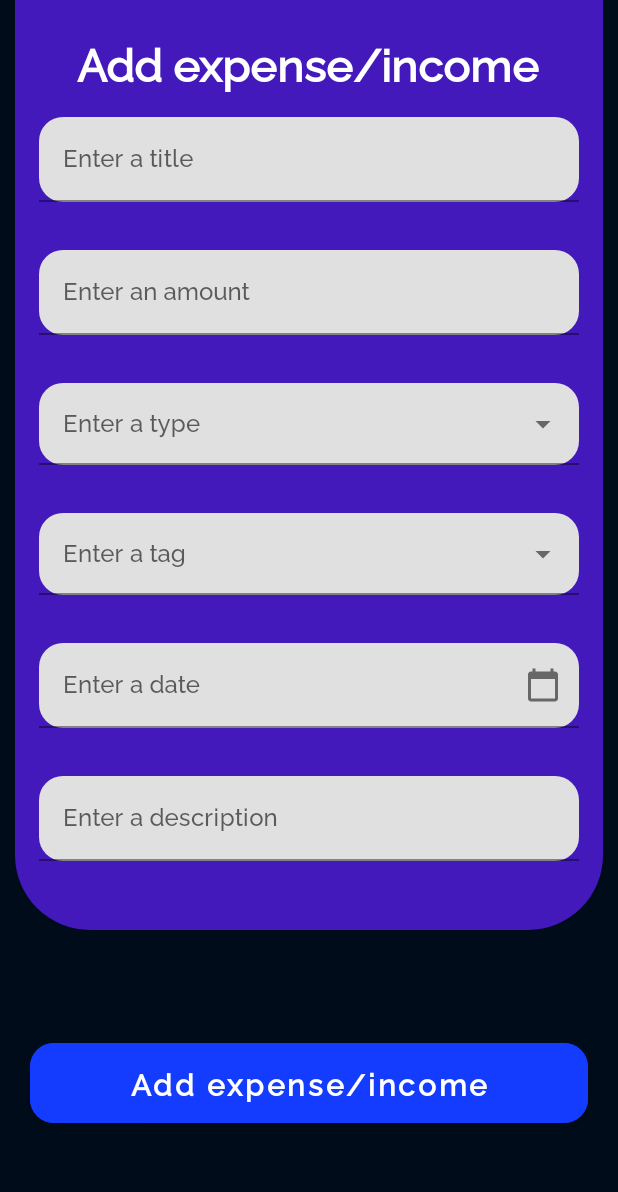
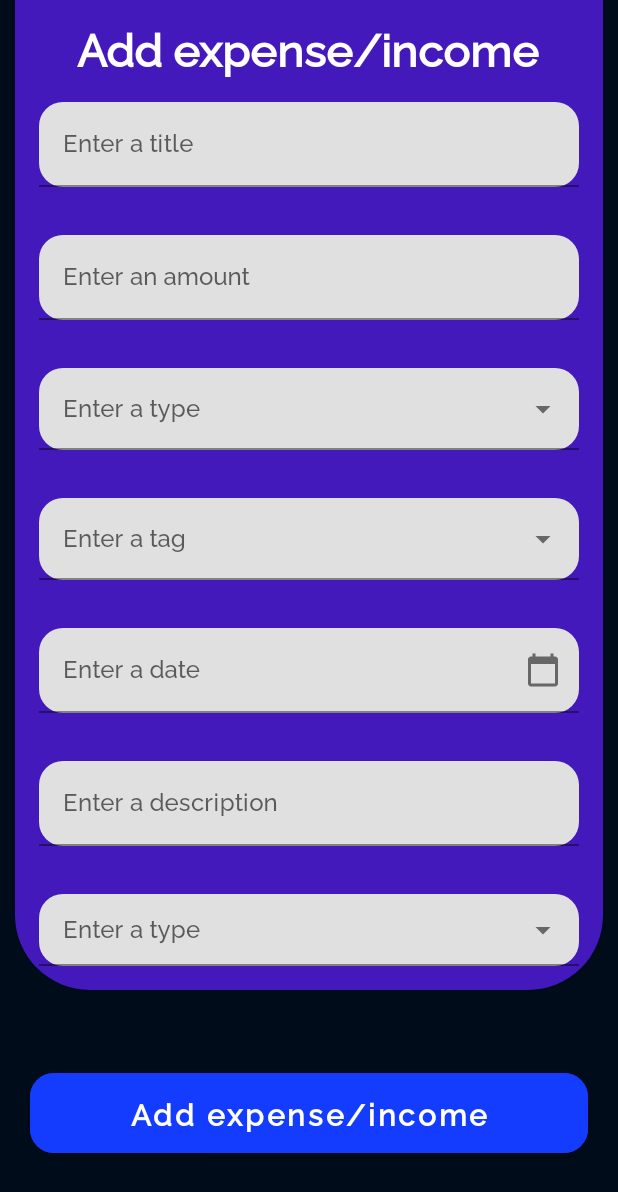
Before and after one commit to behzod1996/e-wallet, an Android app: the AddFragment screen opened through its navigation route, on a phone screen of 412 x 824 dp. Shown: the top 1192 px of the screen. Run offline under Robolectric (Android 15) with nearby library versions, the phone set to English and light mode, and no system bars; our stand-ins replace Dagger/Hilt's generated code.

Commit message:
Update UI

```diff
--- a/app/src/main/res/layout/wallet_add_layout.xml
+++ b/app/src/main/res/layout/wallet_add_layout.xml
@@ -2,7 +2,7 @@
 <androidx.constraintlayout.widget.ConstraintLayout xmlns:android="http://schemas.android.com/apk/res/android"
     xmlns:app="http://schemas.android.com/apk/res-auto"
     android:layout_width="match_parent"
-    android:layout_height="620dp"
+    android:layout_height="660dp"
     android:layout_marginStart="10dp"
     android:layout_marginEnd="10dp"
     android:background="@drawable/bg_add_layout">
@@ -18,7 +18,7 @@
             android:layout_width="wrap_content"
             android:layout_height="wrap_content"
             android:layout_gravity="center"
-            android:layout_marginTop="@dimen/dimen_20dp"
+            android:layout_marginTop="@dimen/dimen_10dp"
             android:fontFamily="@font/raleway_medium"
             android:text="@string/text_add"
             android:textColor="@color/white"
@@ -132,6 +132,23 @@
                 android:maxLength="240"
                 android:maxLines="3" />
         </com.google.android.material.textfield.TextInputLayout>
+
+        <com.google.android.material.textfield.TextInputLayout
+            android:id="@+id/til_payment_method"
+            style="@style/DropDown"
+            android:layout_width="match_parent"
+            android:layout_height="wrap_content"
+            android:layout_margin="@dimen/dimen_16dp"
+            android:hint="@string/text_enter_a_type">
+
+            <AutoCompleteTextView
+                android:id="@+id/act_payment_method"
+                android:layout_width="match_parent"
+                android:layout_height="wrap_content"
+                android:fontFamily="@font/raleway_medium"
+                android:inputType="none"
+                android:labelFor="@id/til_payment_method" />
+        </com.google.android.material.textfield.TextInputLayout>
     </LinearLayout>
 
 
```
